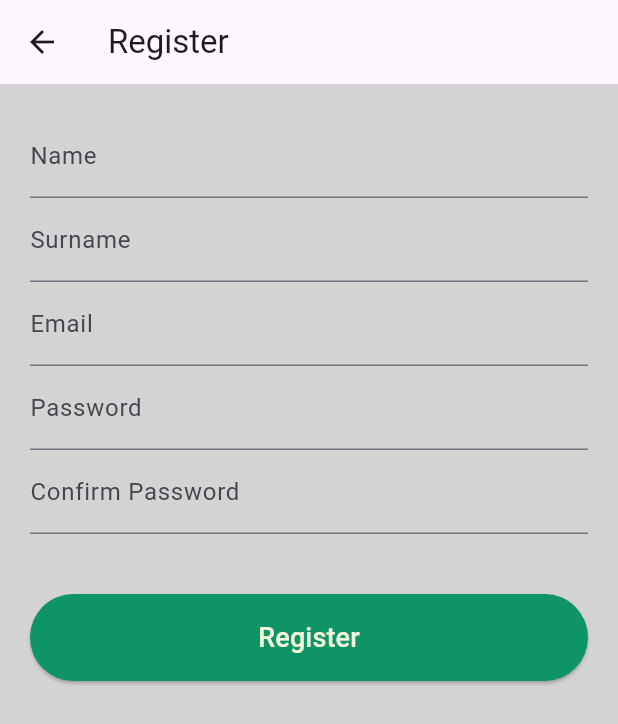
After one commit to yunusyavuz16/mescidgo, a Flutter app: the RegisterScreen screen opened directly, on a phone screen of 412 x 824 dp. The commit adds this screen. Shown: the top 724 px of the screen. Run offline on Flutter 3.47's test engine with Material 3 defaults, Android fonts, the phone set to English and light mode, and no system bars; our stand-ins replace firebase_auth, firebase_core, firebase_database, font_awesome_flutter, google_sign_in, sign_in_with_apple; accounts and stored records are empty; network calls fail.

Commit message:
changing darts

```diff
--- /dev/null
+++ b/lib/features/auth/presentation/screens/register_screen.dart
@@ -0,0 +1,127 @@
+import 'package:flutter/material.dart';
+import 'package:firebase_auth/firebase_auth.dart';
+import 'package:firebase_database/firebase_database.dart';
+import 'package:mescidgo/core/constants/colors.dart';
+import 'package:mescidgo/features/auth/presentation/widgets/custom_button.dart';
+
+class RegisterScreen extends StatefulWidget {
+  @override
+  _RegisterScreenState createState() => _RegisterScreenState();
+}
+
+class _RegisterScreenState extends State<RegisterScreen> {
+  final FirebaseAuth _auth = FirebaseAuth.instance;
+  final DatabaseReference _database =
+      FirebaseDatabase.instance.ref().child("users");
+
+  final TextEditingController _nameController = TextEditingController();
+  final TextEditingController _surnameController = TextEditingController();
+  final TextEditingController _emailController = TextEditingController();
+  final TextEditingController _passwordController = TextEditingController();
+  final TextEditingController _confirmPasswordController =
+      TextEditingController();
+
+  bool _isLoading = false;
+  String? _errorMessage;
+
+  Future<void> _register(BuildContext context) async {
+    if (_passwordController.text != _confirmPasswordController.text) {
+      setState(() {
+        _errorMessage = 'Passwords do not match';
+      });
+      return;
+    }
+
+    setState(() {
+      _isLoading = true;
+      _errorMessage = null;
+    });
+
+    try {
+      final UserCredential userCredential =
+          await _auth.createUserWithEmailAndPassword(
+        email: _emailController.text,
+        password: _passwordController.text,
+      );
+
+      final User? user = userCredential.user;
+      if (user != null) {
+        // Save the user's information (excluding password) in Firebase Realtime Database
+        await _database.child(user.uid).set({
+          'name': _nameController.text,
+          'surname': _surnameController.text,
+          'email': _emailController.text,
+        });
+
+        Navigator.of(context)
+            .pushNamedAndRemoveUntil('/home', (Route<dynamic> route) => false);
+      }
+    } catch (e) {
+      setState(() {
+        _errorMessage = 'Registration failed: $e';
+      });
+    } finally {
+      setState(() {
+        _isLoading = false;
+      });
+    }
+  }
+
+  @override
+  Widget build(BuildContext context) {
+    return Scaffold(
+      backgroundColor: AppColors.lightGrey,
+      appBar: AppBar(
+        title: Text('Register'),
+      ),
+      body: Padding(
+        padding: const EdgeInsets.all(20.0),
+        child: Column(
+          crossAxisAlignment: CrossAxisAlignment.stretch,
+          children: [
+            TextField(
+              controller: _nameController,
+              decoration: InputDecoration(labelText: 'Name'),
+            ),
+            TextField(
+              controller: _surnameController,
+              decoration: InputDecoration(labelText: 'Surname'),
+            ),
+            TextField(
+              controller: _emailController,
+              decoration: InputDecoration(labelText: 'Email'),
+            ),
+            TextField(
+              controller: _passwordController,
+              decoration: InputDecoration(labelText: 'Password'),
+              obscureText: true,
+            ),
+            TextField(
+              controller: _confirmPasswordController,
+              decoration: InputDecoration(labelText: 'Confirm Password'),
+              obscureText: true,
+            ),
+            SizedBox(height: 20),
+            _errorMessage != null
+                ? Text(
+                    _errorMessage!,
+                    style: TextStyle(color: Colors.red),
+                  )
+                : SizedBox.shrink(),
+            SizedBox(height: 20),
+            _isLoading
+                ? Center(child: CircularProgressIndicator())
+                : CustomButton(
+                    text: 'Register',
+                    backgroundColor: AppColors.primaryGreen,
+                    textColor: AppColors.primaryBeige,
+                    onPressed: () async {
+                      await _register(context);
+                    },
+                  ),
+          ],
+        ),
+      ),
+    );
+  }
+}
--- a/pubspec.yaml
+++ b/pubspec.yaml
@@ -47,6 +47,9 @@ dependencies:
   fluttertoast: ^8.1.1
   google_sign_in: ^6.2.1
   http: ^1.2.2
+  sign_in_with_apple: ^6.1.2
+  firebase_database: ^11.1.0
+  font_awesome_flutter: ^10.7.0
 
 dev_dependencies:
   flutter_test:
```
Also changed, not shown: lib/core/constants/prayer_times_enum.dart (added, +34 -0 lines), lib/core/constants/styles.dart (+10 -3 lines), lib/core/utils/prayer_time_checker.dart (added, +63 -0 lines), lib/core/widgets/custom_app_bar.dart (added, +43 -0 lines), lib/features/auth/presentation/screens/email_screen.dart (+52 -4 lines), lib/features/auth/presentation/screens/login_screen.dart (+55 -8 lines), lib/features/home/presentation/screens/home_screen.dart (+57 -28 lines), lib/features/home/presentation/widgets/prayer_time_item.dart (added, +45 -0 lines), lib/features/settings/presentation/screens/settings_screen.dart (+5 -5 lines), lib/main.dart (+5 -2 lines), pubspec.lock, 4 other files.
